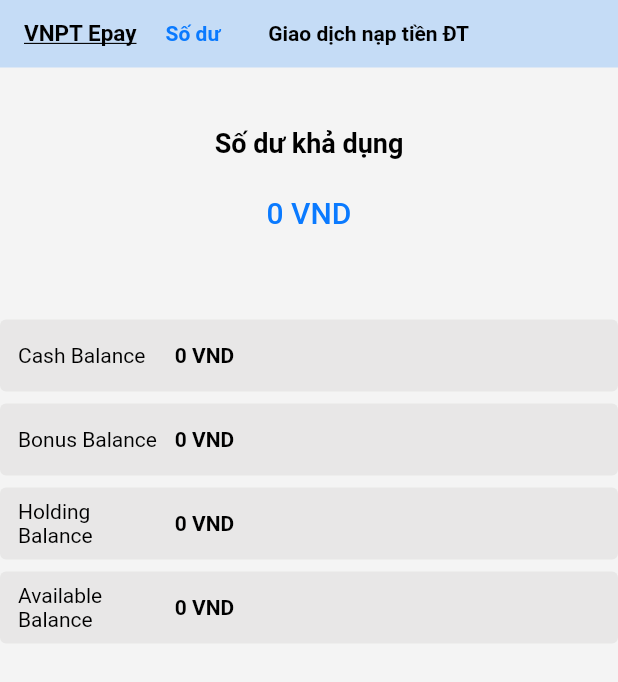
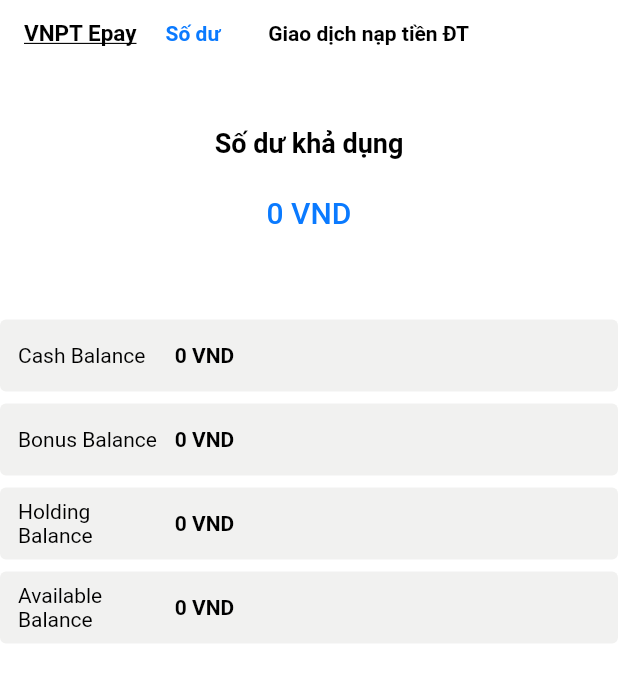
Before and after one commit to duchieupham/vietqr_admin, a Flutter app: the EPayScreen screen opened directly, on a phone screen of 412 x 824 dp. Shown: the top 682 px of the screen. Run offline on Flutter 3.47's test engine with Material 2 defaults, Android fonts, the light colour scheme and no system bars; our stand-ins replace cached_network_image, equatable, event_bus, flutter_bloc, fluttertoast, get and 6 more; missing offline and left inert: clipboard, dart:html, month_year_picker; accounts and stored records are empty; network calls fail.

Commit message:
change bg color

```diff
--- a/lib/View/SettingManage/ServicePack/service_pack_screen.dart
+++ b/lib/View/SettingManage/ServicePack/service_pack_screen.dart
@@ -51,7 +51,9 @@ class _ServicePackScreenState extends State<ServicePackScreen> {
   }
 
   Widget _buildListServicePack() {
-    return Column(
+    return Container(
+      color: AppColor.WHITE,
+      child: Column(
         children: [
           _buildTitle(),
           Expanded(
@@ -130,6 +132,7 @@ class _ServicePackScreenState extends State<ServicePackScreen> {
             }),
           ),
         ],
+      ),
     );
   }
 
--- a/lib/View/TransManage/SysTrans/transaction_screen.dart
+++ b/lib/View/TransManage/SysTrans/transaction_screen.dart
@@ -98,6 +98,8 @@ class _TransactionScreenState extends State<_TransactionScreen> {
   Widget build(BuildContext context) {
     return BlocProvider<TransactionBloc>(
       create: (context) => _bloc,
+      child: Container(
+        color: AppColor.WHITE,
         child: Column(
           children: [
             _buildTitle(),
@@ -107,6 +109,7 @@ class _TransactionScreenState extends State<_TransactionScreen> {
               children: [_buildListTransaction(), TransactionDetailScreen()],
             ))
           ],
+        ),
       ),
     );
   }
--- a/lib/feature/integration_connectivity/integration_connectivity_screen.dart
+++ b/lib/feature/integration_connectivity/integration_connectivity_screen.dart
@@ -32,6 +32,8 @@ class _ServiceScreenState extends State<IntegrationConnectivityScreen> {
   Widget build(BuildContext context) {
     return ChangeNotifierProvider<MenuConnectivityProvider>(
       create: (context) => MenuConnectivityProvider(),
+      child: Container(
+        color: AppColor.WHITE,
         child: Column(
           children: [
             Consumer<MenuConnectivityProvider>(
@@ -91,6 +93,7 @@ class _ServiceScreenState extends State<IntegrationConnectivityScreen> {
             ),
           ],
         ),
+      ),
     );
   }
 }
--- a/lib/feature/list_merchant/list_connect/list_connect_screen.dart
+++ b/lib/feature/list_merchant/list_connect/list_connect_screen.dart
@@ -63,7 +63,8 @@ class _ListConnectScreenState extends State<_ListConnectScreen> {
   @override
   Widget build(BuildContext context) {
     double width = MediaQuery.of(context).size.width;
-    return SizedBox(
+    return Container(
+      color: AppColor.WHITE,
       width: width,
       child: Column(
         children: [
--- a/lib/feature/surplus/epay_screen.dart
+++ b/lib/feature/surplus/epay_screen.dart
@@ -28,15 +28,19 @@ class _EPayScreenState extends State<EPayScreen> {
   @override
   Widget build(BuildContext context) {
     double width = MediaQuery.of(context).size.width;
-    return Column(
+    return Scaffold(
+      backgroundColor: AppColor.WHITE,
+      body: Column(
         children: [
           Consumer<MenuProvider>(builder: (context, provider, child) {
             return Container(
               width: MediaQuery.of(context).size.width,
               height: 45,
-            decoration: BoxDecoration(
-              color: AppColor.BLUE_TEXT.withOpacity(0.2),
-            ),
+              decoration: const BoxDecoration(
+                  color: AppColor.WHITE,
+                  borderRadius: BorderRadius.only(
+                      topLeft: Radius.circular(20),
+                      topRight: Radius.circular(20))),
               padding: const EdgeInsets.only(left: 16),
               child: Row(
                 children: [
@@ -53,8 +57,8 @@ class _EPayScreenState extends State<EPayScreen> {
                       children: [
                         ItemMenuTop(
                           title: 'Số dư',
-                        isSelect:
-                            provider.initPage == SubMenuType.SURPLUS.pageNumber,
+                          isSelect: provider.initPage ==
+                              SubMenuType.SURPLUS.pageNumber,
                           onTap: () {
                             provider.selectSubMenu(SubMenuType.SURPLUS);
                             // provider.updateShowMenuLink(false);
@@ -91,6 +95,7 @@ class _EPayScreenState extends State<EPayScreen> {
             ),
           ),
         ],
+      ),
     );
   }
 }
```
Also changed, not shown: lib/View/InvoiceManage/InvoiceCreate/invoice_create_screen.dart (+7 -8 lines). Lines whose indentation alone changed are shown as unchanged.
